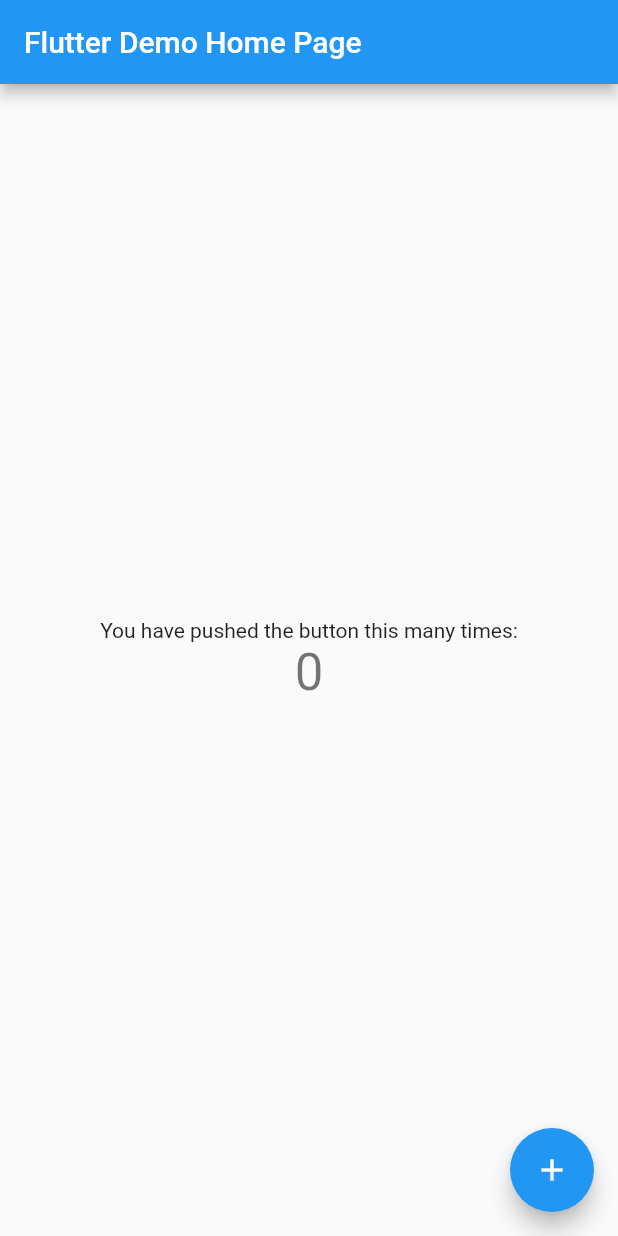
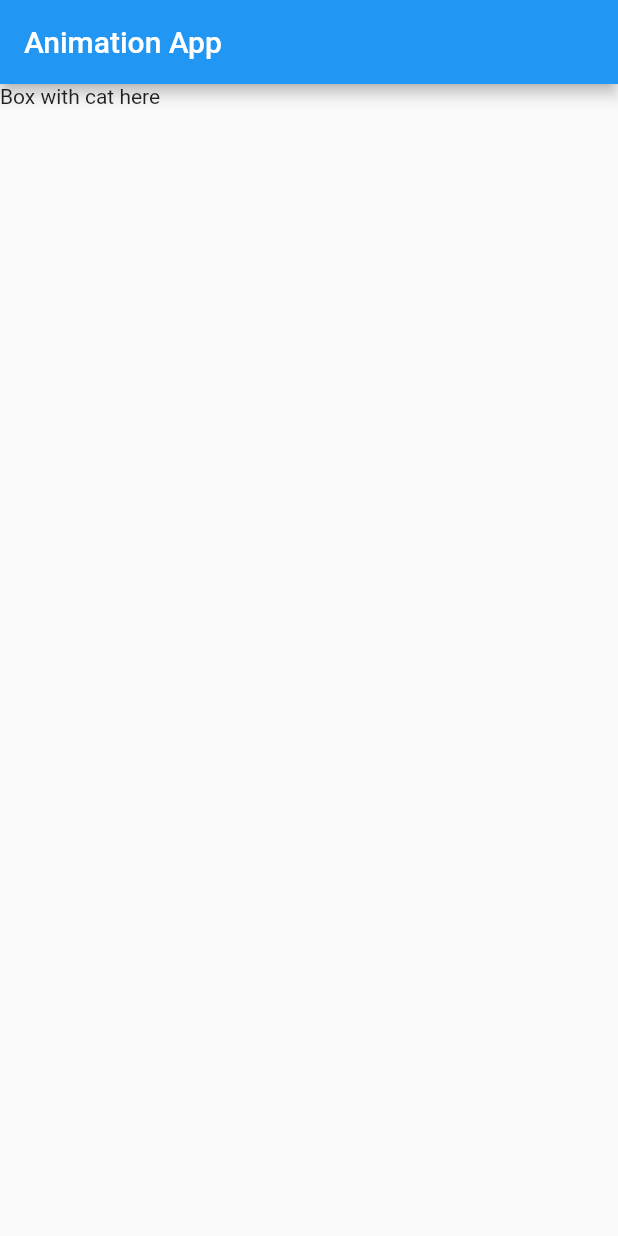
Before and after one commit to matr0s/animation, a Flutter app: the screen it shows after launch, on a phone screen of 412 x 824 dp. Run offline on Flutter 3.47's test engine with Material 2 defaults, Android fonts, the phone set to English and light mode, and no system bars.

Commit message:
App basic struture created

```diff
--- a/lib/main.dart
+++ b/lib/main.dart
@@ -1,117 +1,6 @@
 import 'package:flutter/material.dart';
+import './src/app.dart';
 
-void main() {
-  runApp(MyApp());
+main() {
+  runApp(App());
 }
-
-class MyApp extends StatelessWidget {
-  // This widget is the root of your application.
-  @override
-  Widget build(BuildContext context) {
-    return MaterialApp(
-      title: 'Flutter Demo',
-      theme: ThemeData(
-        // This is the theme of your application.
-        //
-        // Try running your application with "flutter run". You'll see the
-        // application has a blue toolbar. Then, without quitting the app, try
-        // changing the primarySwatch below to Colors.green and then invoke
-        // "hot reload" (press "r" in the console where you ran "flutter run",
-        // or simply save your changes to "hot reload" in a Flutter IDE).
-        // Notice that the counter didn't reset back to zero; the application
-        // is not restarted.
-        primarySwatch: Colors.blue,
-        // This makes the visual density adapt to the platform that you run
-        // the app on. For desktop platforms, the controls will be smaller and
-        // closer together (more dense) than on mobile platforms.
-        visualDensity: VisualDensity.adaptivePlatformDensity,
-      ),
-      home: MyHomePage(title: 'Flutter Demo Home Page'),
-    );
-  }
-}
-
-class MyHomePage extends StatefulWidget {
-  MyHomePage({Key key, this.title}) : super(key: key);
-
-  // This widget is the home page of your application. It is stateful, meaning
-  // that it has a State object (defined below) that contains fields that affect
-  // how it looks.
-
-  // This class is the configuration for the state. It holds the values (in this
-  // case the title) provided by the parent (in this case the App widget) and
-  // used by the build method of the State. Fields in a Widget subclass are
-  // always marked "final".
-
-  final String title;
-
-  @override
-  _MyHomePageState createState() => _MyHomePageState();
-}
-
-class _MyHomePageState extends State<MyHomePage> {
-  int _counter = 0;
-
-  void _incrementCounter() {
-    setState(() {
-      // This call to setState tells the Flutter framework that something has
-      // changed in this State, which causes it to rerun the build method below
-      // so that the display can reflect the updated values. If we changed
-      // _counter without calling setState(), then the build method would not be
-      // called again, and so nothing would appear to happen.
-      _counter++;
-    });
-  }
-
-  @override
-  Widget build(BuildContext context) {
-    // This method is rerun every time setState is called, for instance as done
-    // by the _incrementCounter method above.
-    //
-    // The Flutter framework has been optimized to make rerunning build methods
-    // fast, so that you can just rebuild anything that needs updating rather
-    // than having to individually change instances of widgets.
-    return Scaffold(
-      appBar: AppBar(
-        // Here we take the value from the MyHomePage object that was created by
-        // the App.build method, and use it to set our appbar title.
-        title: Text(widget.title),
-      ),
-      body: Center(
-        // Center is a layout widget. It takes a single child and positions it
-        // in the middle of the parent.
-        child: Column(
-          // Column is also a layout widget. It takes a list of children and
-          // arranges them vertically. By default, it sizes itself to fit its
-          // children horizontally, and tries to be as tall as its parent.
-          //
-          // Invoke "debug painting" (press "p" in the console, choose the
-          // "Toggle Debug Paint" action from the Flutter Inspector in Android
-          // Studio, or the "Toggle Debug Paint" command in Visual Studio Code)
-          // to see the wireframe for each widget.
-          //
-          // Column has various properties to control how it sizes itself and
-          // how it positions its children. Here we use mainAxisAlignment to
-          // center the children vertically; the main axis here is the vertical
-          // axis because Columns are vertical (the cross axis would be
-          // horizontal).
-          mainAxisAlignment: MainAxisAlignment.center,
-          children: <Widget>[
-            Text(
-              'You have pushed the button this many times:',
-            ),
-            Text(
-              '$_counter',
-              style: Theme.of(context).textTheme.headline4,
-            ),
-          ],
-        ),
-      ),
-      floatingActionButton: FloatingActionButton(
-        onPressed: _incrementCounter,
-        tooltip: 'Increment',
-        child: Icon(Icons.add),
-      ), // This trailing comma makes auto-formatting nicer for build methods.
-    );
-  }
-}
--- /dev/null
+++ b/lib/src/app.dart
@@ -0,0 +1,13 @@
+import 'package:flutter/material.dart';
+import './screens/home.dart';
+
+class App extends StatelessWidget {
+  @override
+  Widget build(BuildContext context) {
+    return MaterialApp(
+      title: 'Animation App',
+      theme: ThemeData(primarySwatch: Colors.blue),
+      home: Home(),
+    );
+  }
+}
--- /dev/null
+++ b/lib/src/screens/home.dart
@@ -0,0 +1,15 @@
+import 'package:flutter/material.dart';
+
+class Home extends StatelessWidget {
+  @override
+  Widget build(BuildContext context) {
+    return Scaffold(
+      appBar: AppBar(
+        title: Text('Animation App'),
+      ),
+      body: Container(
+        child: Text('Box with cat here'),
+      ),
+    );
+  }
+}
```
